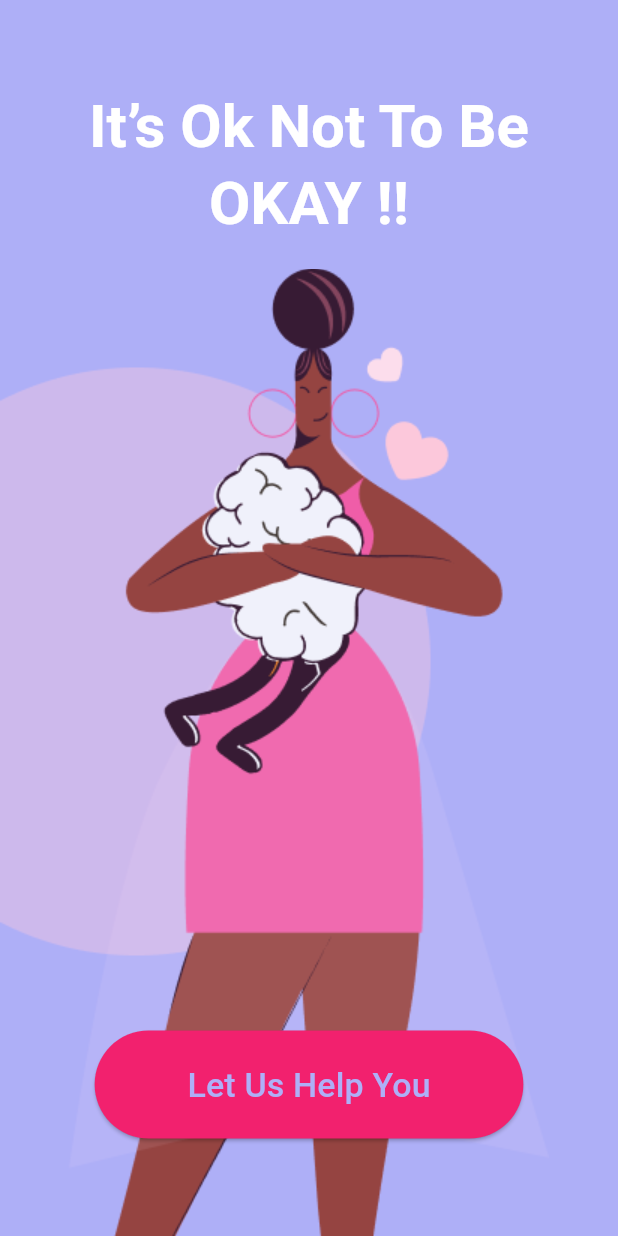
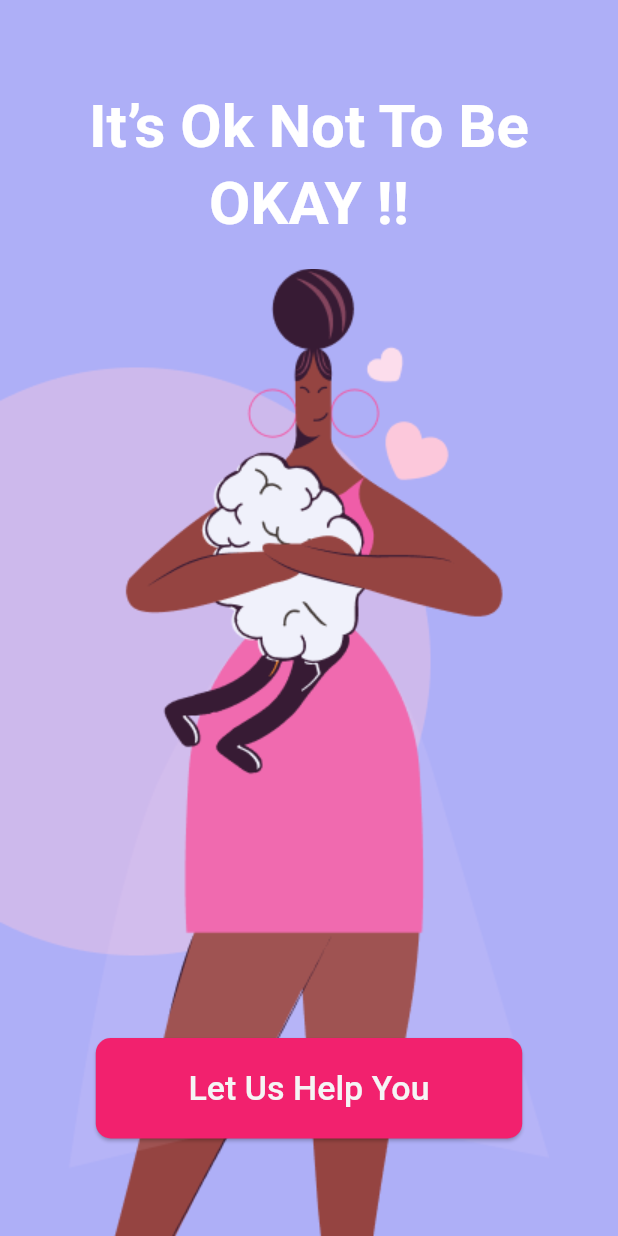
Before and after one commit to winninggodspower/mobi_health, a Flutter app: the screen it shows after launch, on a phone screen of 412 x 824 dp. Run offline on Flutter 3.47's test engine with Material 3 defaults, Android fonts, the phone set to English and light mode, and no system bars; our stand-ins replace cloud_firestore, country_picker, firebase_auth, firebase_core, flutter_local_notifications, flutter_svg and 6 more; missing offline and left inert: health, workmanager; accounts and stored records are empty; Roboto replaces fonts that are missing (Alegreya).

Commit message:
fixing conflict

```diff
--- a/lib/theme.dart
+++ b/lib/theme.dart
@@ -64,28 +64,28 @@ ThemeData appTheme = ThemeData(
     onSurface: Color(4279966497),
     ),
     elevatedButtonTheme: ElevatedButtonThemeData(
-      // style: ButtonStyle(
-      //   padding: WidgetStateProperty.all<EdgeInsetsGeometry>(
-      //     const EdgeInsets.symmetric(horizontal: 70, vertical: 15),
-      //   ),
-      //   shape: WidgetStateProperty.all<RoundedRectangleBorder>(
-      //     RoundedRectangleBorder(
-      //       borderRadius: BorderRadius.circular(10.0),
-      //     ),
-      //   ),
-      //   backgroundColor: WidgetStateProperty.all<Color>(
-      //     AppColors.primary_500Color,
-      //   ),
-      //   foregroundColor: WidgetStateProperty.all<Color>(
-      //     const Color(0xFFF5F5F5)
-      //   ),
-      //   textStyle: WidgetStateProperty.all<TextStyle>(
-      //     GoogleFonts.alegreya(
-      //       fontSize: 20.0,
-      //       fontWeight: FontWeight.w400,
-      //     ),
-      //   ),
-      // )
+      style: ButtonStyle(
+        padding: WidgetStateProperty.all<EdgeInsetsGeometry>(
+          const EdgeInsets.symmetric(horizontal: 70, vertical: 15),
+        ),
+        shape: WidgetStateProperty.all<RoundedRectangleBorder>(
+          RoundedRectangleBorder(
+            borderRadius: BorderRadius.circular(10.0),
+          ),
+        ),
+        backgroundColor: WidgetStateProperty.all<Color>(
+          AppColors.primary_500Color,
+        ),
+        foregroundColor: WidgetStateProperty.all<Color>(
+          const Color(0xFFF5F5F5)
+        ),
+        textStyle: WidgetStateProperty.all<TextStyle>(
+          GoogleFonts.alegreya(
+            fontSize: 20.0,
+            fontWeight: FontWeight.w400,
+          ),
+        ),
+      )
     ),
     inputDecorationTheme: InputDecorationTheme(
       border: OutlineInputBorder(
```
Also changed, not shown: 1 other file.
